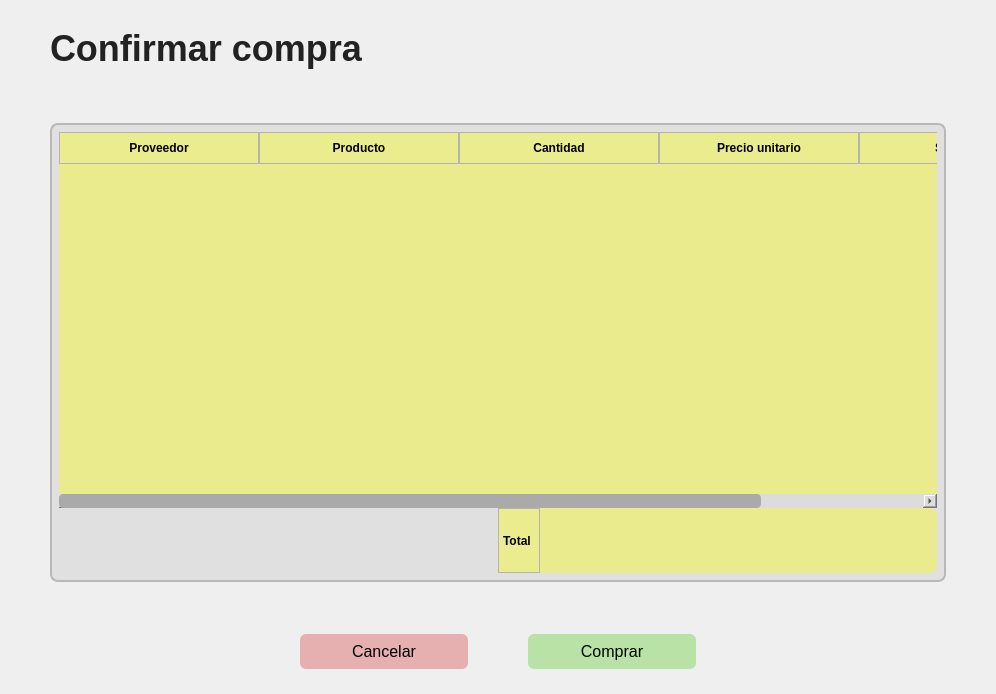
Old version of the form app/windows/ui/confirmPurchase.ui in the repository MoralesMortales/SIRCOM.
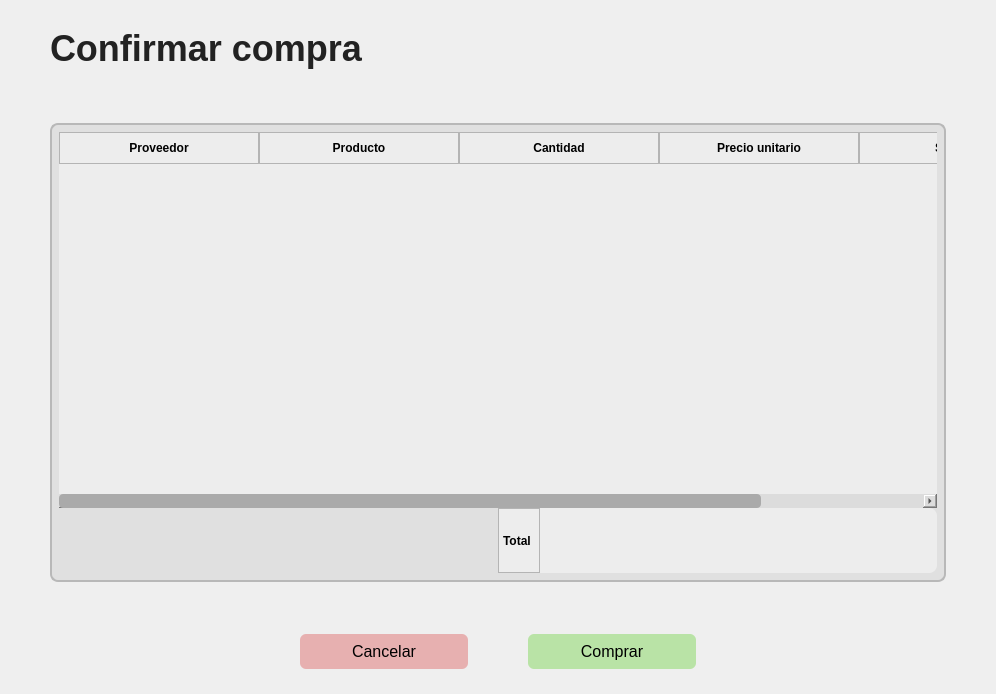
New version of the form.

```diff
--- a/app/windows/ui/confirmPurchase.ui
+++ b/app/windows/ui/confirmPurchase.ui
@@ -28,7 +28,7 @@
 }
 
 #menu {
-    background: #EAEB8C;
+    background: #ededed;
     border-bottom: 1.5px solid #bdbdbd;
 }
 
@@ -105,15 +105,15 @@
 
 
 QTableWidget {
-    background: #EAEB8C;
-    gridline-color: #bcbcbc;
+    background: #ededed;
+    gridline-color: transparent;
     border-radius: 8px;
     font-size: 14px;
     color: #222;
 }
 
 QHeaderView::section {
-    background: #EBEC8D;
+    background: #EDEDED;
     padding: 6px 4px;
     font-weight: bold;
     border: 1px solid #b4b4b4;
```
